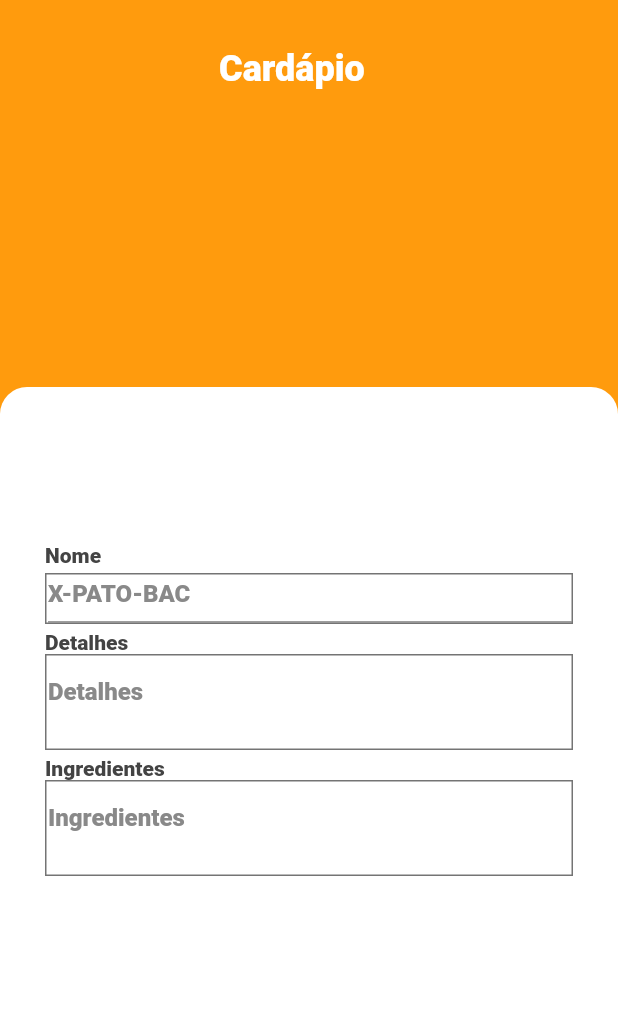
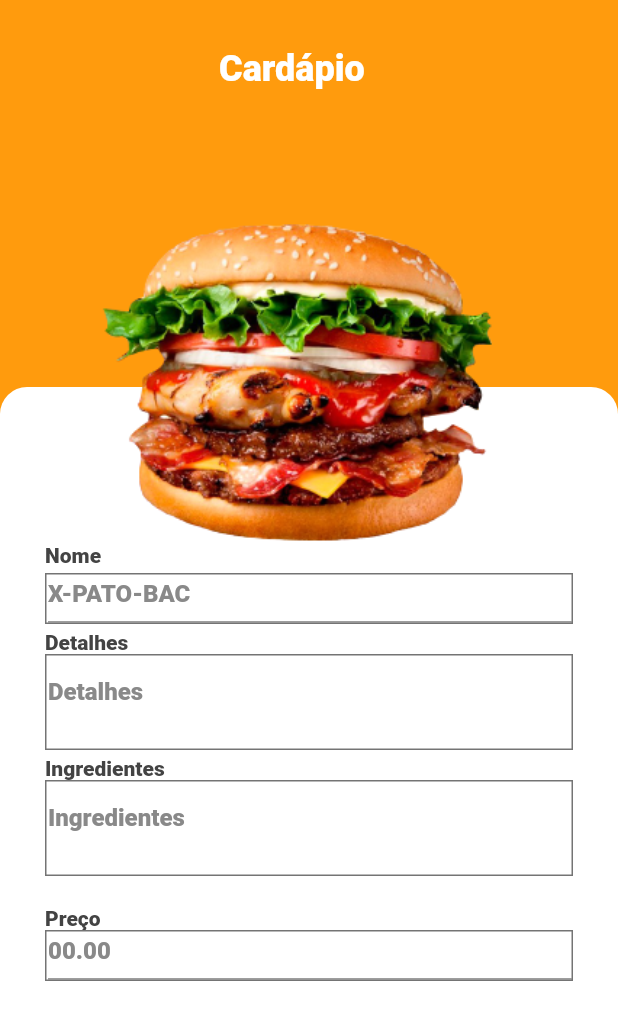
Before and after one commit to Kelvisck/PatoBurguer, a Flutter app: the screen it shows after launch, on a phone screen of 412 x 824 dp. Shown: the top 1020 px of the screen. Run offline on Flutter 3.47's test engine with Material 2 defaults, Android fonts, the phone set to English and light mode, and no system bars; our stand-ins replace firebase_auth, firebase_core, firebase_database, google_sign_in; missing offline and left inert: dart:ffi; accounts and stored records are empty.

Commit message:
feat: terminado o layout do editar cardapio

```diff
--- a/lib/editarItem.dart
+++ b/lib/editarItem.dart
@@ -33,7 +33,7 @@ class editarItem extends StatelessWidget {
                         topRight: Radius.circular(18))),
                 child: Padding(
                   padding: const EdgeInsets.only(
-                      top: 104, bottom: 30, left: 30, right: 30),
+                      top: 104, bottom: 10, left: 30, right: 30),
                   //container dos texfield
                   child: Container(
                     //onde tudo fica empilhado
@@ -105,6 +105,7 @@ class editarItem extends StatelessWidget {
                                   ),
                                 ),
                               ),
+                              // ingredientes
                               SizedBox(
                                 height: 4,
                               ),
@@ -137,7 +138,36 @@ class editarItem extends StatelessWidget {
                                         border: InputBorder.none),
                                   ),
                                 ),
-                              )
+                              ),
+                              SizedBox(
+                                height: 20,
+                              ),
+                              Align(
+                                alignment: Alignment(-1, -1),
+                                child: Text('Preço',
+                                    style: TextStyle(
+                                        fontWeight: FontWeight.w800,
+                                        color: Color(0XFF434343))),
+                              ),
+                              Container(
+                                height: 34,
+                                width: MediaQuery.of(context).size.width,
+                                decoration: BoxDecoration(
+                                    border: Border.all(
+                                  color: Constantes.CorBorda,
+                                  width: 1.0,
+                                )),
+                                child: Padding(
+                                  padding: EdgeInsets.only(top: 10, left: 1),
+                                  child: TextField(
+                                    decoration: InputDecoration(
+                                        hintText: '00.00',
+                                        hintStyle: TextStyle(
+                                            fontWeight: FontWeight.w800,
+                                            color: Color(0xFF898989))),
+                                  ),
+                                ),
+                              ),
                             ],
                           ),
                         ),
@@ -145,7 +175,11 @@ class editarItem extends StatelessWidget {
                     ),
                   ),
                 ),
-              ))
+              )),
+          Align(
+            alignment: Alignment(0, -0.56),
+            child: Image.asset('lib/assets/recursos/pato-bacon_solo.png'),
+          )
         ],
       ),
     );
```
